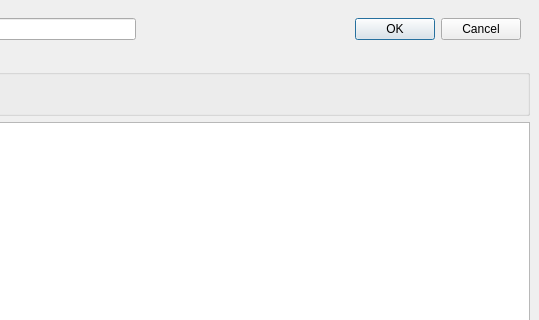
Before: the Qt Designer form src/searchwindow.ui in kitswas/File-Manager, drawn with Qt 5; both pictures show x 261 to 800 and y 0 to 320 of the 800 by 600 pixel window.
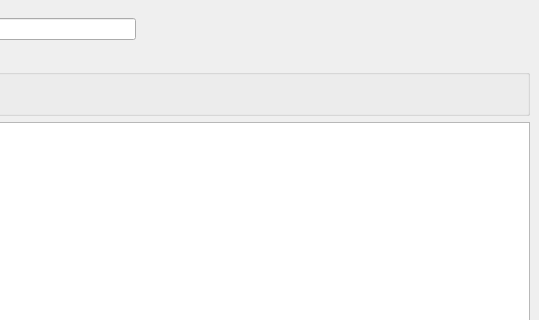
After: the same form once the commit is applied.

Commit message: Changed the search buttons

What changed in the file:
```diff
--- a/src/searchwindow.ui
+++ b/src/searchwindow.ui
@@ -24,7 +24,7 @@
        <item>
         <widget class="QDialogButtonBox" name="buttonBox">
          <property name="standardButtons">
-          <set>QDialogButtonBox::Cancel|QDialogButtonBox::Ok</set>
+          <set>QDialogButtonBox::NoButton</set>
          </property>
         </widget>
        </item>
```
The commit also changes 1 other file.
